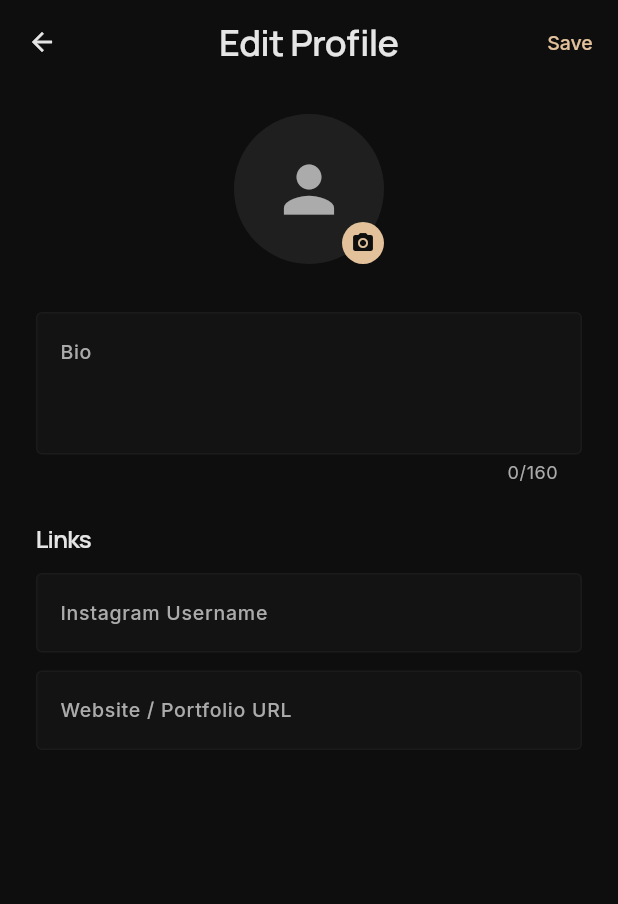
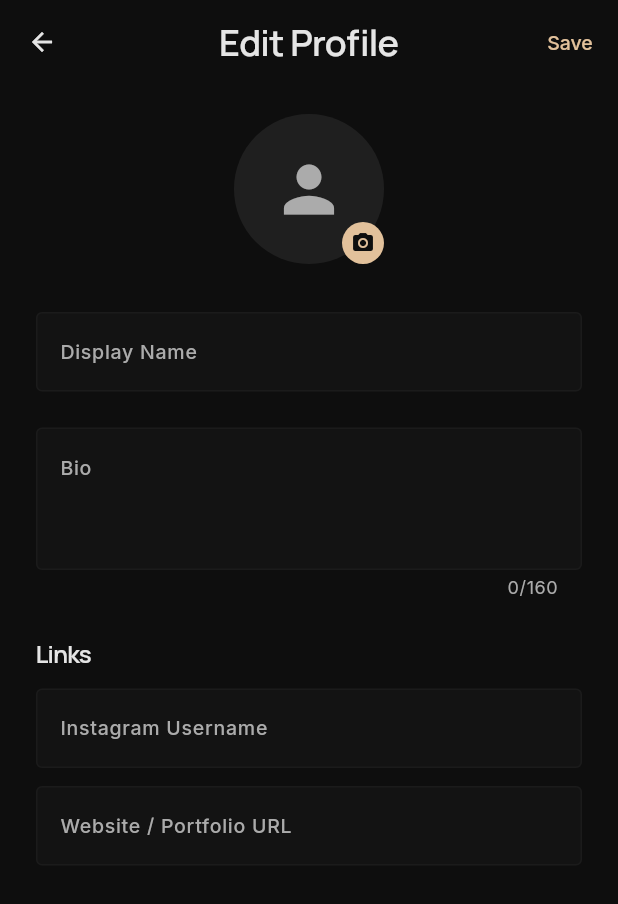
Before and after one commit to annt95/luxlog, a Flutter app: the ProfileEditScreen screen opened directly, on a phone screen of 412 x 824 dp. Shown: the top 904 px of the screen. Run offline on Flutter 3.47's test engine with Material 3 defaults, Android fonts, the phone set to English and light mode, and no system bars; our stand-ins replace cached_network_image, flutter_animate, flutter_riverpod, freezed_annotation, go_router, google_fonts and 4 more; missing offline and left inert: exif; accounts and stored records are empty; generated files the repository leaves out were written again.

Commit message:
feat: Add user display name (full_name) support and remove License section from photo upload

```diff
--- a/lib/features/gallery/data/repositories/photo_repository.dart
+++ b/lib/features/gallery/data/repositories/photo_repository.dart
@@ -137,7 +137,6 @@ class PhotoRepository {
     required String fileName,
     required String title,
     String? caption,
-    String? license,
     bool allowDownload = true,
     // EXIF (auto-parsed or manual for film)
     bool isFilm = false,
@@ -187,7 +186,6 @@ class PhotoRepository {
         'aperture': aperture,
         'shutter_speed': shutterSpeed,
         'focal_length': focalLength?.toString(),
-        'license': license ?? 'CC BY 4.0',
         'allow_download': allowDownload,
         'is_film': isFilm,
         'film_stock': isFilm ? filmStock : null,
--- a/lib/features/profile/data/repositories/user_repository.dart
+++ b/lib/features/profile/data/repositories/user_repository.dart
@@ -81,12 +81,13 @@ class UserRepository {
     }
   }
 
-  Future<void> updateProfile({String? bio, String? avatarUrl, Map<String, dynamic>? links}) async {
+  Future<void> updateProfile({String? fullName, String? bio, String? avatarUrl, Map<String, dynamic>? links}) async {
     try {
       final userId = _client.auth.currentUser?.id;
       if (userId == null) throw AuthException('Vui lòng đăng nhập để thực hiện thao tác này');
 
       final updates = <String, dynamic>{};
+      if (fullName != null) updates['full_name'] = fullName;
       if (bio != null) updates['bio'] = bio;
       if (avatarUrl != null) updates['avatar_url'] = avatarUrl;
       if (links != null) updates['links'] = links;
--- a/lib/features/profile/presentation/profile_edit_screen.dart
+++ b/lib/features/profile/presentation/profile_edit_screen.dart
@@ -19,6 +19,7 @@ class ProfileEditScreen extends ConsumerStatefulWidget {
 
 class _ProfileEditScreenState extends ConsumerState<ProfileEditScreen> {
   final _formKey = GlobalKey<FormState>();
+  final _fullNameCtrl = TextEditingController();
   final _bioCtrl = TextEditingController();
   final _instagramCtrl = TextEditingController();
   final _websiteCtrl = TextEditingController();
@@ -41,6 +42,7 @@ class _ProfileEditScreenState extends ConsumerState<ProfileEditScreen> {
     try {
       final profile = await ref.read(currentUserProfileProvider.future);
       setState(() {
+        _fullNameCtrl.text = profile['full_name'] as String? ?? '';
         _bioCtrl.text = profile['bio'] as String? ?? '';
         _currentAvatarUrl = profile['avatar_url'] as String?;
         final links = profile['links'] as Map<String, dynamic>?;
@@ -56,6 +58,7 @@ class _ProfileEditScreenState extends ConsumerState<ProfileEditScreen> {
 
   @override
   void dispose() {
+    _fullNameCtrl.dispose();
     _bioCtrl.dispose();
     _instagramCtrl.dispose();
     _websiteCtrl.dispose();
@@ -120,6 +123,7 @@ class _ProfileEditScreenState extends ConsumerState<ProfileEditScreen> {
 
       // 3. Update profile
       await repo.updateProfile(
+        fullName: _fullNameCtrl.text.trim().isNotEmpty ? _fullNameCtrl.text.trim() : null,
         bio: _bioCtrl.text.trim(),
         avatarUrl: avatarUrl,
         links: links,
@@ -233,6 +237,23 @@ class _ProfileEditScreenState extends ConsumerState<ProfileEditScreen> {
               ),
               const SizedBox(height: 32),
 
+              // Full Name Field
+              TextFormField(
+                controller: _fullNameCtrl,
+                style: AppTextStyles.body,
+                decoration: InputDecoration(
+                  labelText: 'Display Name',
+                  hintText: 'e.g. John Doe',
+                  filled: true,
+                  fillColor: AppColors.surfaceContainerLow,
+                  border: OutlineInputBorder(
+                    borderRadius: BorderRadius.circular(8),
+                    borderSide: BorderSide.none,
+                  ),
+                ),
+              ),
+              const SizedBox(height: 24),
+
               // Bio Field
               TextFormField(
                 controller: _bioCtrl,
```
Also changed, not shown: lib/features/gallery/presentation/upload_screen.dart (+0 -40 lines), lib/features/profile/presentation/profile_screen.dart (+21 -5 lines).
